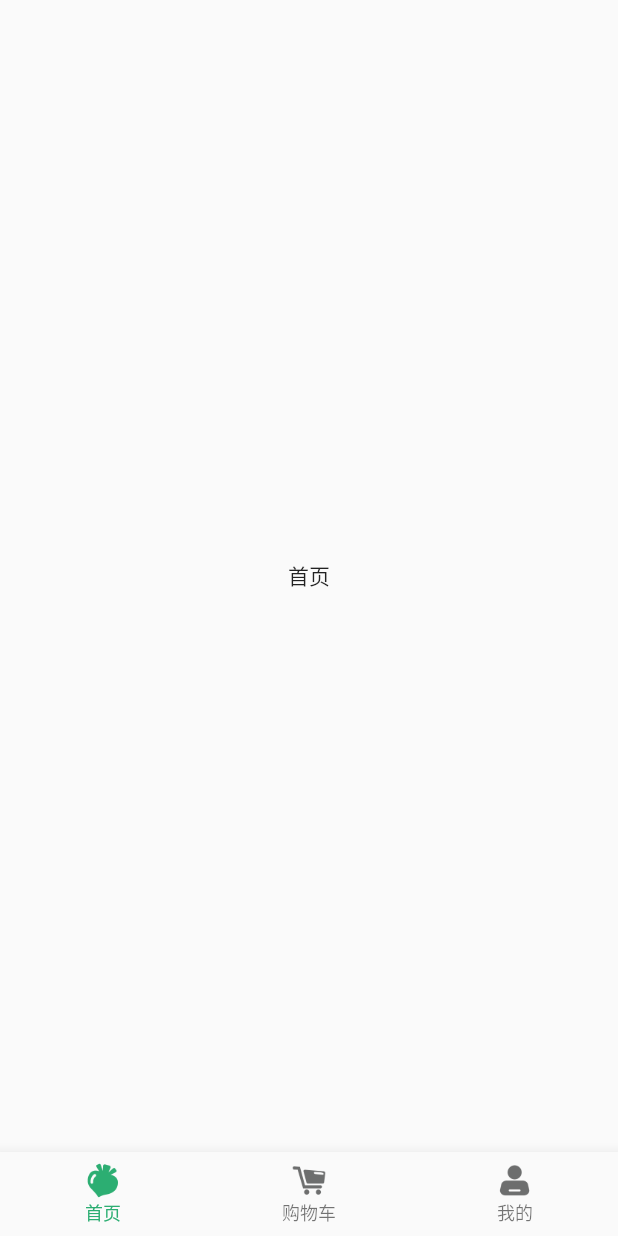
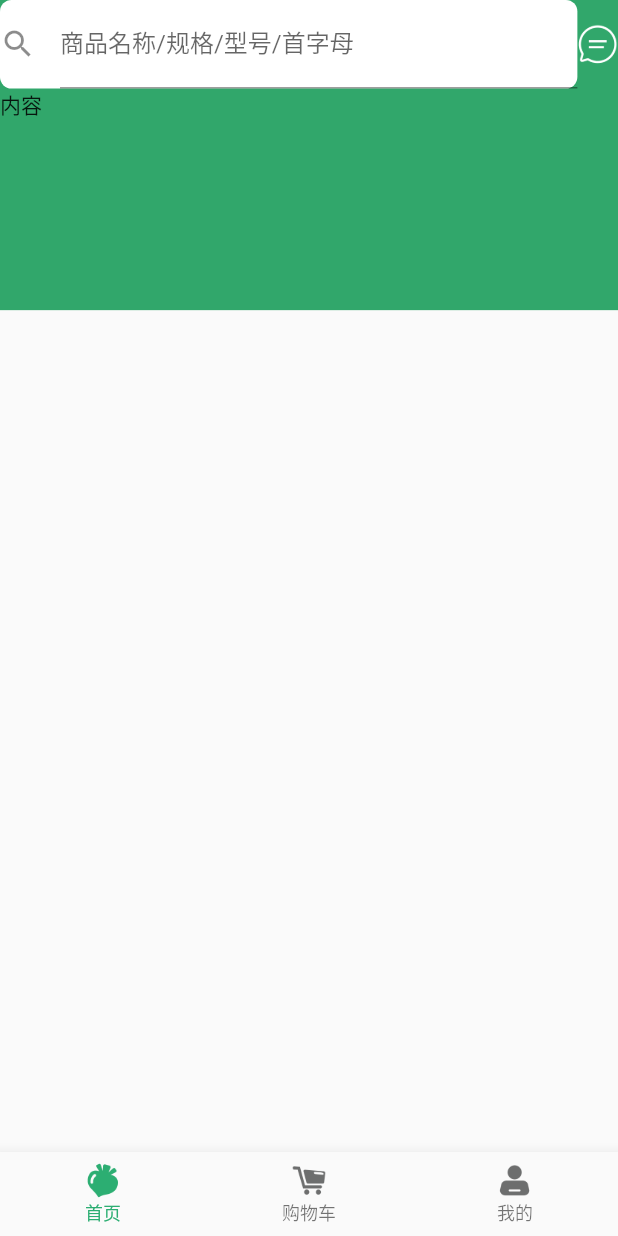
Before and after one commit to zh997/uxuan_app, a Flutter app: the screen it shows after launch, on a phone screen of 412 x 824 dp. Run offline on Flutter 3.47's test engine with Material 2 defaults, Android fonts, the phone set to English and light mode, and no system bars; our stand-ins replace flutter_screenutil, get.

Commit message:
feat: init app

```diff
--- a/lib/constant/app_colors.dart
+++ b/lib/constant/app_colors.dart
@@ -3,4 +3,5 @@ import 'package:uxuan_app/common/utils.dart';
 
 class AppColors {
   static Color color_2CAE72 = Utils.getColor('#2CAE72');
+  static Color color_31A76B = Utils.getColor('#31A76B');
 }
--- a/lib/constant/app_images.dart
+++ b/lib/constant/app_images.dart
@@ -5,4 +5,5 @@ class AppImages{
   static String nvbar_cart_icon_selected = 'static/images/d3-2.png';
   static String nvbar_personal_icon = 'static/images/d4-1.png';
   static String nvbar_personal_icon_selected = 'static/images/d4-2.png';
+  static String app_icon_msg = 'static/images/in06.png';
 }
--- /dev/null
+++ b/lib/constant/app_radius.dart
@@ -0,0 +1,5 @@
+import 'package:flutter_screenutil/flutter_screenutil.dart';
+
+class AppRadius{
+  static double radius_20 = ScreenUtil().setWidth(20);
+}
--- a/lib/pages/home/view.dart
+++ b/lib/pages/home/view.dart
@@ -1,5 +1,9 @@
 import 'package:flutter/material.dart';
+import 'package:flutter_screenutil/flutter_screenutil.dart';
 import 'package:get/get.dart';
+import 'package:uxuan_app/constant/app_colors.dart';
+import 'package:uxuan_app/constant/app_images.dart';
+import 'package:uxuan_app/constant/app_radius.dart';
 
 import 'logic.dart';
 import 'state.dart';
@@ -11,8 +15,63 @@ class HomePage extends StatelessWidget {
   @override
   Widget build(BuildContext context) {
     return Scaffold(
-      body: Center(
-        child: Text('首页'),
+      body: Stack(
+        children: [
+          Positioned(child: Container(
+            color: AppColors.color_31A76B,
+            height: ScreenUtil().setWidth(542),
+          )),
+          SafeArea(child: Column(
+            children: [
+              Container(
+                alignment: Alignment.centerLeft,
+                child: Column(
+                  children: [
+                    Row(
+                      children: [
+                        Expanded(
+                          child: _SearchTextField(),
+                        ),
+                        Image.asset(
+                            AppImages.app_icon_msg,
+                            width: ScreenUtil().setWidth(71),
+                            height: ScreenUtil().setWidth(71),
+                        )
+                      ],
+                    )
+                  ],
+                ),
+              ),
+              Expanded(child: CustomScrollView(
+                slivers: [
+                  SliverList(delegate: SliverChildListDelegate([
+                    Container(
+                      child: Text('内容'),
+                    )
+                  ]))
+                ],
+              ))
+            ],
+          ))
+        ],
+      ),
+    );
+  }
+
+  Widget _SearchTextField(){
+    return Container(
+      decoration: BoxDecoration(
+        borderRadius: BorderRadius.circular(AppRadius.radius_20),
+        color: Colors.white
+      ),
+      child: TextField(
+         cursorHeight: 2,
+        decoration: InputDecoration(
+          icon: Icon(Icons.search),
+          labelText: '商品名称/规格/型号/首字母',
+          floatingLabelBehavior: FloatingLabelBehavior.never,
+          focusedBorder: InputBorder.none
+        ),
       ),
     );
   }
```
